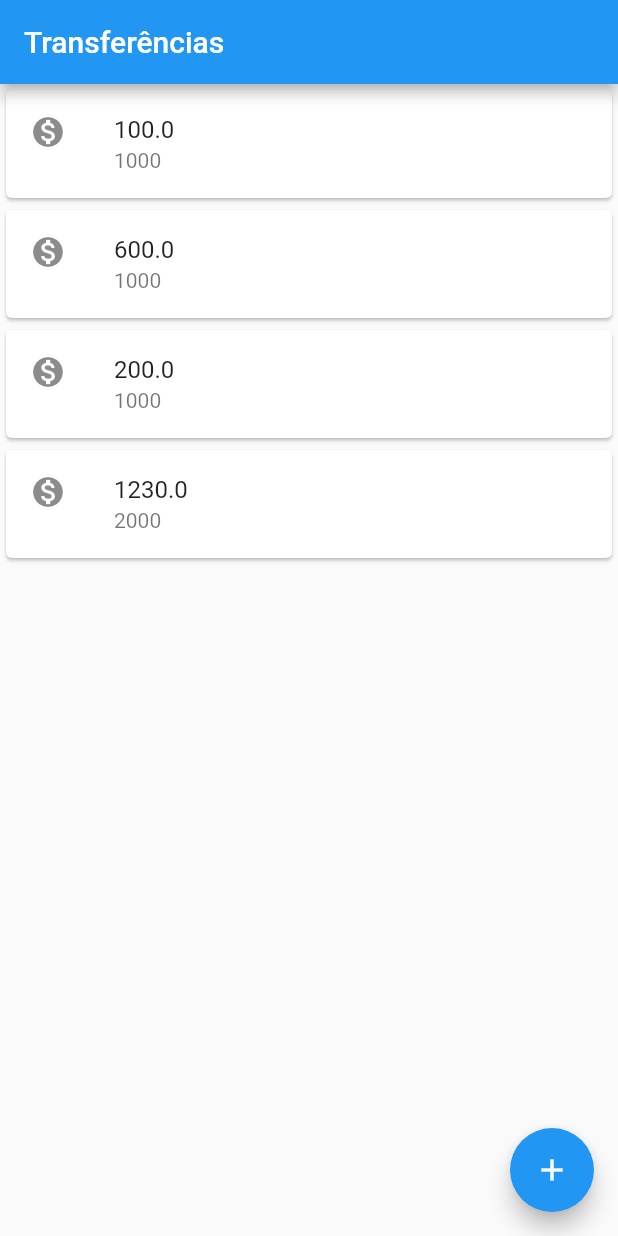
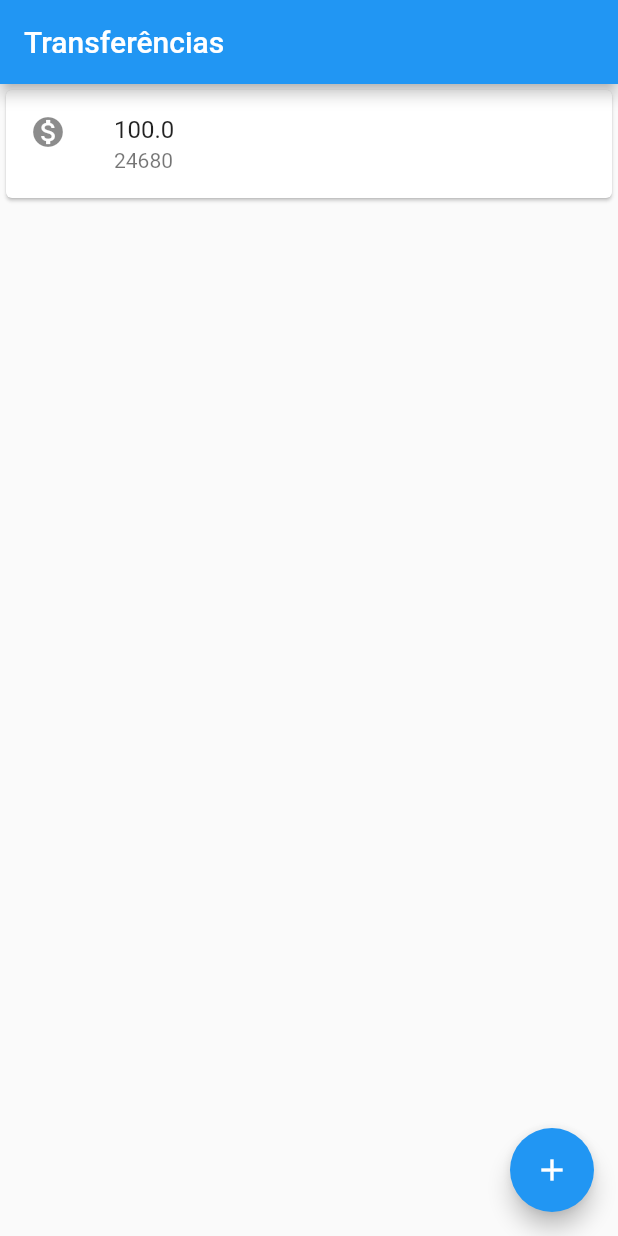
Before and after one commit to felipemarinhodev/Bytebank, a Flutter app: the screen it shows after launch, on a phone screen of 412 x 824 dp. Run offline on Flutter 3.47's test engine with Material 2 defaults, Android fonts, the phone set to English and light mode, and no system bars.

Commit message:
Changing the column element for the element listview

```diff
--- a/lib/main.dart
+++ b/lib/main.dart
@@ -87,18 +87,19 @@ Editor ({ this.controlador, this.rotulo, this.dica, this.icone });
 
 class ListaTransferencia extends StatelessWidget {
 
+  final List<Transferencia> _transferencias = List();
+
   @override
   Widget build(BuildContext context) {
-
+    _transferencias.add(Transferencia(100.0, 24680));
     return Scaffold(
       appBar: AppBar(title: Text('Transferências'),),
-      body: Column(
-      children: <Widget>[
-        ItemTransferencia(Transferencia(100.0, 1000)),
-        ItemTransferencia(Transferencia(600.0, 1000)),
-        ItemTransferencia(Transferencia(200.0, 1000)),
-        ItemTransferencia(Transferencia(1230.0, 2000)),
-      ],
+      body: ListView.builder(
+        itemCount: _transferencias.length,
+        itemBuilder: (context, indice) {
+          final transferencia = _transferencias[indice];
+          return ItemTransferencia(transferencia);
+        },
     ),
     floatingActionButton: FloatingActionButton(
           child: Icon(Icons.add), onPressed: () {
@@ -108,6 +109,7 @@ class ListaTransferencia extends StatelessWidget {
             future.then((transferenciaRecebida) {
               debugPrint('chegou no then do future');
               debugPrint('$transferenciaRecebida');
+              _transferencias.add(transferenciaRecebida);
             });
           },
         ),
```
